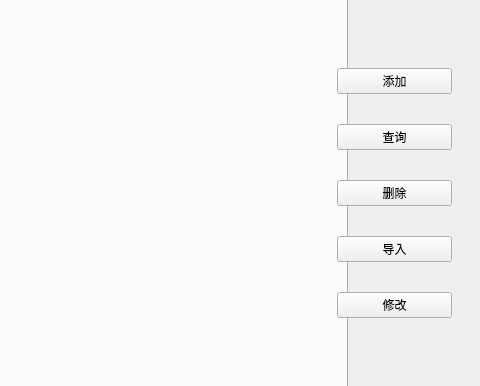
First picture: the form in styleOfMe/mainwindow.ui, repository fantastic-413/just_do_it, before the edit; both pictures show x 573 to 1053 and y 159 to 545 of the 1053 by 653 pixel window.
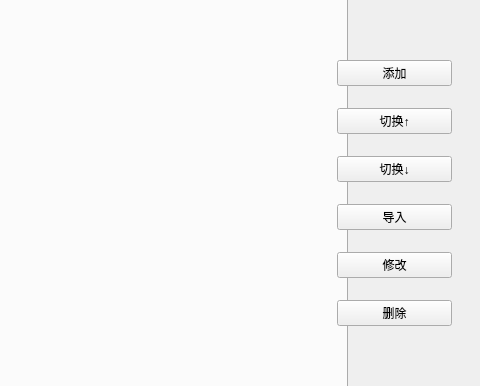
Second picture: the form after the edit. The open tabs and pages were chosen to show the change.

```diff
--- a/styleOfMe/mainwindow.ui
+++ b/styleOfMe/mainwindow.ui
@@ -85,14 +85,14 @@
      <item>
       <widget class="QPushButton" name="selBtn">
        <property name="text">
-        <string>查询</string>
+        <string>切换↑</string>
        </property>
       </widget>
      </item>
      <item>
-      <widget class="QPushButton" name="delBtn">
+      <widget class="QPushButton" name="downBtn">
        <property name="text">
-        <string>删除</string>
+        <string>切换↓</string>
        </property>
       </widget>
      </item>
@@ -110,6 +110,13 @@
        </property>
       </widget>
      </item>
+     <item>
+      <widget class="QPushButton" name="delBtn">
+       <property name="text">
+        <string>删除</string>
+       </property>
+      </widget>
+     </item>
     </layout>
    </widget>
    <widget class="QLabel" name="label">
```
Left out of the diff: 12 changed lines with no effect on the pictures.
